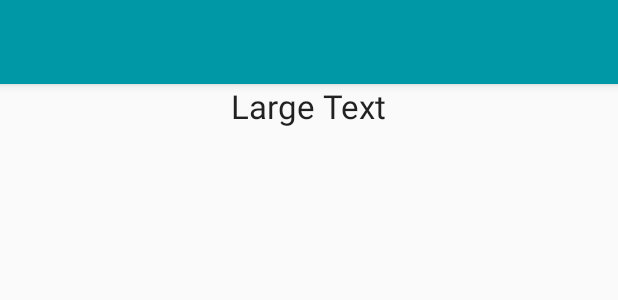
After one commit to 4evterg/DonGTU_mobile, an Android app: the layout single_course_activity.xml on its own in the app's theme, with its tools: preview values and no code run, on a phone screen of 412 x 824 dp. The commit adds this screen. Shown: the top 300 px of the screen. Run offline under Robolectric (Android 15) with nearby library versions, the phone set to English and light mode, and no system bars; network calls fail.

Commit message:
add single course activity

```diff
--- /dev/null
+++ b/DonGTU_mobile/app/src/main/res/layout/single_course_activity.xml
@@ -0,0 +1,28 @@
+<?xml version="1.0" encoding="utf-8"?>
+<LinearLayout xmlns:android="http://schemas.android.com/apk/res/android"
+    xmlns:app="http://schemas.android.com/apk/res-auto"
+    android:orientation="vertical"
+    android:layout_width="match_parent"
+    android:layout_height="match_parent">
+    <android.support.design.widget.AppBarLayout
+        android:layout_width="match_parent"
+        android:layout_height="wrap_content"
+        android:background="@color/profile_toolbar">
+
+        <android.support.v7.widget.Toolbar
+            xmlns:andriod="http://schemas.android.com/apk/res/android"
+            andriod:id="@+id/toolbar"
+            andriod:layout_width="match_parent"
+            andriod:layout_height="?attr/actionBarSize"
+            andriod:background="@color/colorPrimary"
+            app:titleTextColor="@color/colorWhite" />
+
+    </android.support.design.widget.AppBarLayout>
+    <TextView
+        android:layout_width="wrap_content"
+        android:layout_height="wrap_content"
+        android:textAppearance="?android:attr/textAppearanceLarge"
+        android:text="Large Text"
+        android:id="@+id/textView"
+        android:layout_gravity="center_horizontal" />
+</LinearLayout>
```
Also changed, not shown: DonGTU_mobile/app/src/main/java/com/chetverg/dongtu_mobile/activities/CoursesActivity.java (+7 -5 lines), DonGTU_mobile/app/src/main/java/com/chetverg/dongtu_mobile/activities/ProfileActivity.java (+0 -58 lines), DonGTU_mobile/app/src/main/java/com/chetverg/dongtu_mobile/activities/SingleCourseActivity.java (+57 -2 lines).
